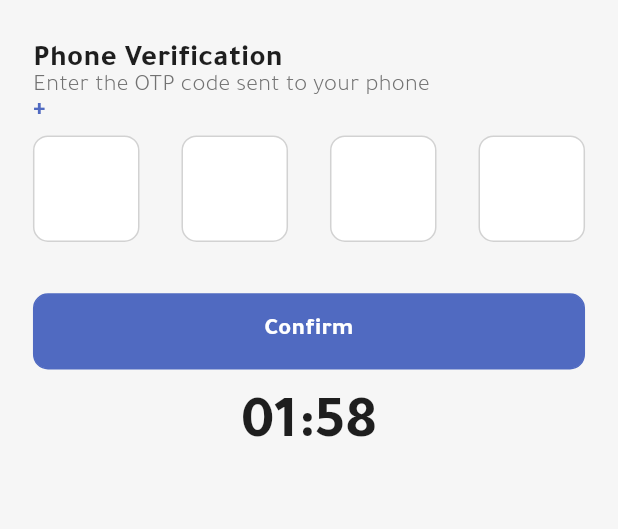
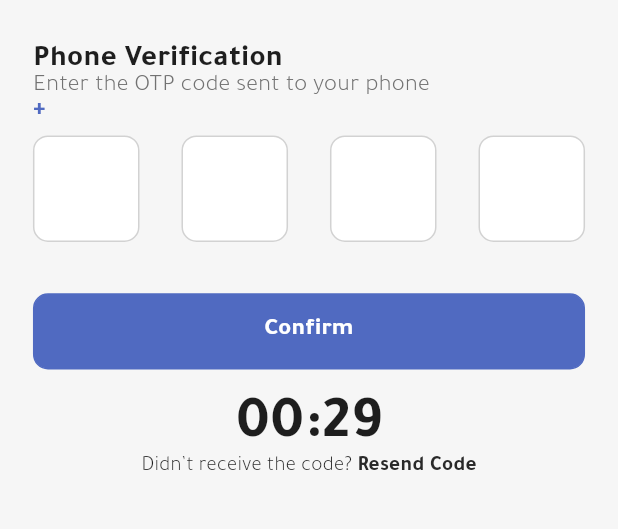
Before and after one commit to ahmedfayed29/coach_dealer_trainer, a Flutter app: the OTPPage screen opened directly with empty values, on a phone screen of 412 x 824 dp, the part 328-857 px from its top. Run offline on Flutter 3.47's test engine with Material 3 defaults, Android fonts, the phone set to English and light mode, and no system bars; drawn by our look-alikes of auto_size_text, pin_code_fields; our stand-ins replace carousel_slider, dio, flutter_html, flutter_rating_bar, flutter_screenutil, flutter_svg and 3 more; missing offline and left inert: flutter_rounded_date_picker; accounts and stored records are empty.

Commit message:
update OTP timer duration to 30 seconds and improve resend logic display

```diff
--- a/lib/features/auth/otp/otp_page.dart
+++ b/lib/features/auth/otp/otp_page.dart
@@ -118,11 +118,26 @@ class _OTPPageState extends State<OTPPage> with TickerProviderStateMixin {
                 builder: (BuildContext context, Widget? child) {
                   final minutes = controller.durationAnimation.value.inMinutes;
                   final seconds = controller.durationAnimation.value.inSeconds % 60;
-                  return Visibility(
-                    visible: controller.durationAnimation.value.inSeconds > 0,
-                    replacement: GestureDetector(
-                      onTap: () => controller.resendOtp(
-                          phone: widget.phoneNumber, countryCode: widget.countryCode),
+                  return Column(
+                    children: [
+                      Center(
+                        child: AppText(
+                          text:
+                              "${minutes < 10 ? "0$minutes" : minutes}:${seconds < 10 ? "0$seconds" : seconds} ",
+                          textAlign: TextAlign.center,
+                          color: AppColors.textPrimary,
+                          fontSize: 40,
+                          fontWeight: FontWeight.w600,
+                        ),
+                      ),
+                      GestureDetector(
+                        onTap: () {
+                          if (controller.durationAnimation.value.inSeconds > 0) {
+                            return;
+                          }
+                          controller.resendOtp(
+                              phone: widget.phoneNumber, countryCode: widget.countryCode);
+                        },
                         child: Row(
                           mainAxisAlignment: MainAxisAlignment.center,
                           children: [
@@ -132,21 +147,14 @@ class _OTPPageState extends State<OTPPage> with TickerProviderStateMixin {
                             ),
                             AppText(
                               text: "resend_code".tr,
-                            color: AppColors.primaryColor,
+                              color: controller.durationAnimation.value.inSeconds > 0
+                                  ? AppColors.gray
+                                  : AppColors.primaryColor,
                             ),
                           ],
                         ),
                       ),
-                    child: Center(
-                      child: AppText(
-                        text:
-                            "${minutes < 10 ? "0$minutes" : minutes}:${seconds < 10 ? "0$seconds" : seconds} ",
-                        textAlign: TextAlign.center,
-                        color: AppColors.textPrimary,
-                        fontSize: 40,
-                        fontWeight: FontWeight.w600,
-                      ),
-                    ),
+                    ],
                   );
                 }),
           ],
--- a/lib/features/auth/otp/otp_state.dart
+++ b/lib/features/auth/otp/otp_state.dart
@@ -13,7 +13,7 @@ class OTPPageState {
     otp = ''.obs;
     errorOTP = ''.obs;
     networkState = NetworkState.INITIAL.obs;
-    countDownTime = 120.obs;
+    countDownTime = 30.obs;
     canResend = false.obs;
   }
 }
```
Lines whose indentation alone changed are shown as unchanged.
